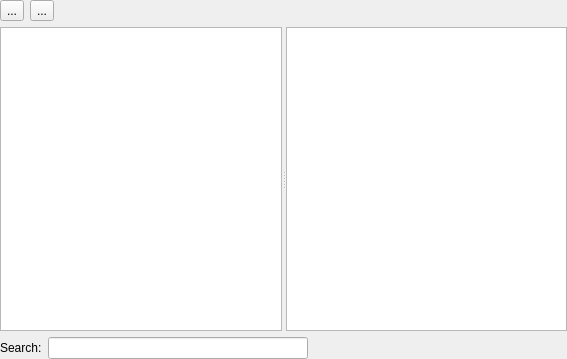
lvklabs/chatbot, file src/chatbot/front-end/chathistorywidget.ui: the form before one commit.
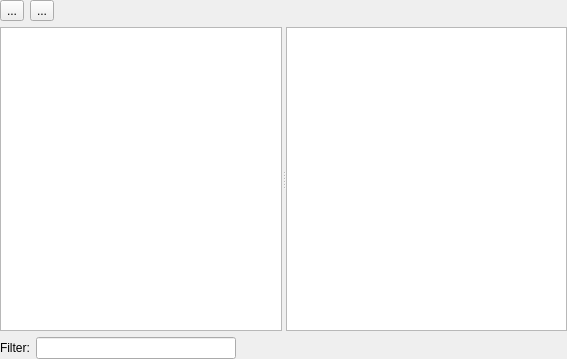
The form after the commit.

Commit message: Added simple filter to chat history widget

```diff
--- a/src/chatbot/front-end/chathistorywidget.ui
+++ b/src/chatbot/front-end/chathistorywidget.ui
@@ -51,12 +51,19 @@
      <item>
       <widget class="QLabel" name="filterLabel">
        <property name="text">
-        <string>Search:</string>
+        <string>Filter:</string>
        </property>
       </widget>
      </item>
      <item>
-      <widget class="QLineEdit" name="filter"/>
+      <widget class="QLineEdit" name="filter">
+       <property name="maximumSize">
+        <size>
+         <width>200</width>
+         <height>16777215</height>
+        </size>
+       </property>
+      </widget>
      </item>
      <item>
       <spacer name="filterSpacer">
```
The commit also changes 2 other files.
